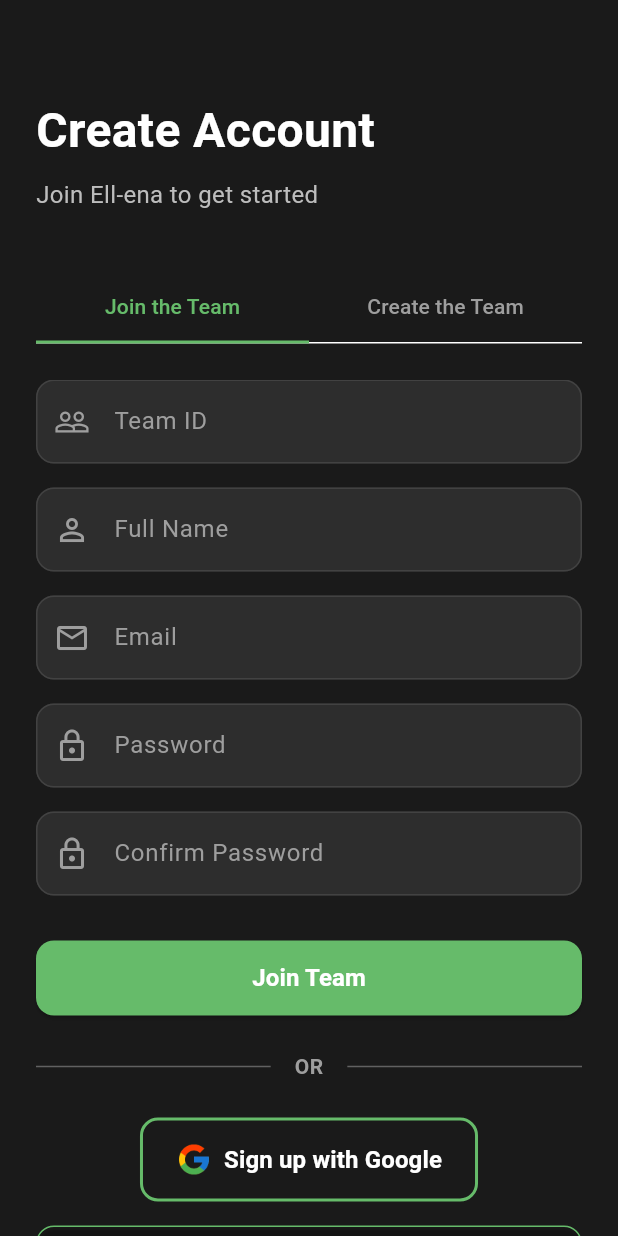
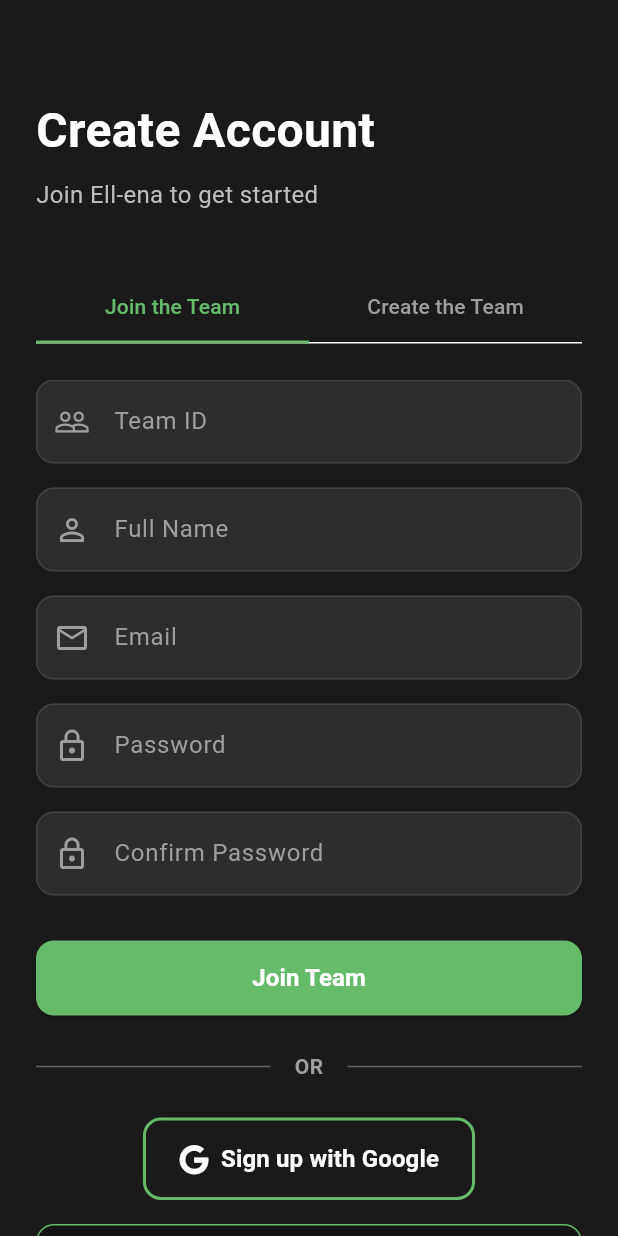
Before and after one commit to SharkyBytes/Ell-ena, a Flutter app: the screen it shows after launch, after a tap on "Sign Up", on a phone screen of 412 x 824 dp. Run offline on Flutter 3.47's test engine with Material 3 defaults, Android fonts, the phone set to English and light mode, and no system bars; our stand-ins replace fl_chart, flutter_dotenv, font_awesome_flutter, loading_animation_widget, pdf, shared_preferences and 4 more; accounts and stored records are empty; network calls fail; project files that could hold a hidden picture were left out.

Commit message:
feat: integrate Font Awesome icons for Google sign-in buttons and update database schema for Google refresh token

```diff
--- a/lib/screens/auth/login_screen.dart
+++ b/lib/screens/auth/login_screen.dart
@@ -1,4 +1,5 @@
 import 'package:flutter/material.dart';
+import 'package:font_awesome_flutter/font_awesome_flutter.dart';
 import '../../widgets/custom_widgets.dart';
 import '../../services/navigation_service.dart';
 import '../../services/supabase_service.dart';
@@ -237,17 +238,9 @@ class _LoginScreenState extends State<LoginScreen>
                   // Google Sign-In Button
                   OutlinedButton.icon(
                     onPressed: _isLoading ? null : _handleGoogleSignIn,
-                    icon: Image.asset(
-                      'ELL-ena-logo/oauth-google-logo.png',
-                      height: 24,
-                      width: 24,
-                      errorBuilder: (context, error, stackTrace) {
-                        return const Icon(
-                          Icons.g_mobiledata,
-                          color: Colors.white,
-                          size: 28,
-                        );
-                      },
+                    icon: const FaIcon(
+                      FontAwesomeIcons.google,
+                      size: 20,
                     ),
                     label: const Text(
                       'Sign in with Google',
--- a/lib/screens/auth/signup_screen.dart
+++ b/lib/screens/auth/signup_screen.dart
@@ -1,5 +1,5 @@
 import 'package:flutter/material.dart';
-import 'package:flutter/services.dart';
+import 'package:font_awesome_flutter/font_awesome_flutter.dart';
 import '../../widgets/custom_widgets.dart';
 import '../../services/navigation_service.dart';
 import '../../services/supabase_service.dart';
@@ -422,17 +422,9 @@ class _SignupScreenState extends State<SignupScreen>
         Center(
           child: OutlinedButton.icon(
             onPressed: _isLoading ? null : _handleGoogleSignIn,
-            icon: Image.asset(
-              'ELL-ena-logo/oauth-google-logo.png',
-              height: 24,
-              width: 24,
-              errorBuilder: (context, error, stackTrace) {
-                return const Icon(
-                  Icons.g_mobiledata,
-                  color: Colors.white,
-                  size: 28,
-                );
-              },
+            icon: const FaIcon(
+              FontAwesomeIcons.google,
+              size: 20,
             ),
             label: const Text(
               'Sign up with Google',
--- a/pubspec.yaml
+++ b/pubspec.yaml
@@ -54,6 +54,9 @@ dependencies:
 
   # HTTP requests
   http: ^1.2.1
+
+  # Icons
+  font_awesome_flutter: ^10.8.0
 
   pdf: ^3.11.3
   path_provider: ^2.1.4
```
Also changed, not shown: pubspec.lock, 2 other files.
